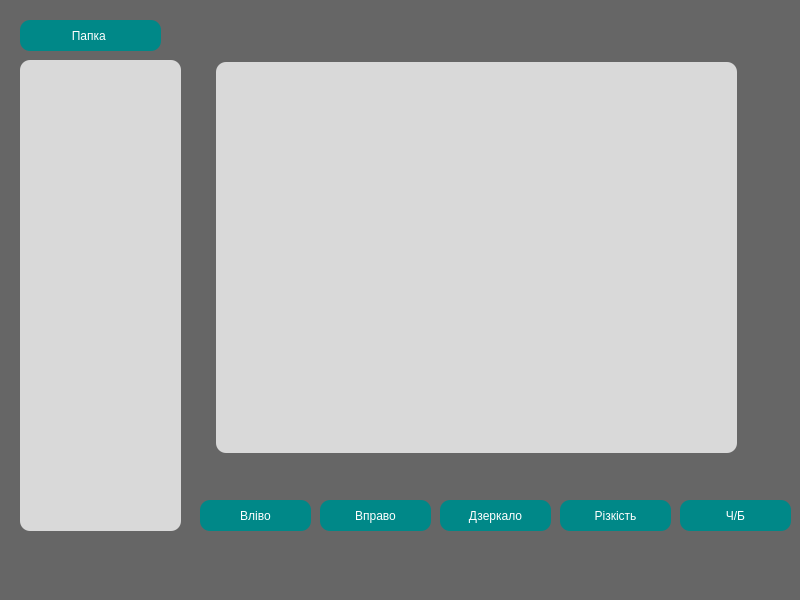
Above: easy/untitled.ui from Logika-16-00/Oleg before the change. Below: the same form after it.
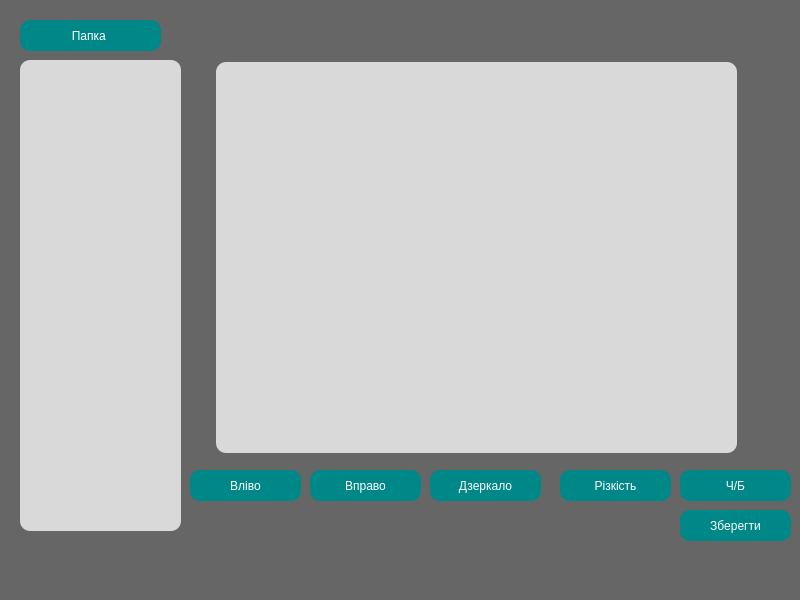
That is the form after the change.

What changed in the file:
```diff
--- a/easy/untitled.ui
+++ b/easy/untitled.ui
@@ -38,8 +38,8 @@
    <widget class="QPushButton" name="btn_left">
     <property name="geometry">
      <rect>
-      <x>200</x>
-      <y>500</y>
+      <x>190</x>
+      <y>470</y>
       <width>111</width>
       <height>31</height>
      </rect>
@@ -89,8 +89,8 @@
    <widget class="QPushButton" name="btn_right">
     <property name="geometry">
      <rect>
-      <x>320</x>
-      <y>500</y>
+      <x>310</x>
+      <y>470</y>
       <width>111</width>
       <height>31</height>
      </rect>
@@ -107,8 +107,8 @@
    <widget class="QPushButton" name="btn_flip">
     <property name="geometry">
      <rect>
-      <x>440</x>
-      <y>500</y>
+      <x>430</x>
+      <y>470</y>
       <width>111</width>
       <height>31</height>
      </rect>
@@ -126,7 +126,7 @@
     <property name="geometry">
      <rect>
       <x>560</x>
-      <y>500</y>
+      <y>470</y>
       <width>111</width>
       <height>31</height>
      </rect>
@@ -144,7 +144,7 @@
     <property name="geometry">
      <rect>
       <x>680</x>
-      <y>500</y>
+      <y>470</y>
       <width>111</width>
       <height>31</height>
      </rect>
@@ -158,6 +158,24 @@
      <string>Ч/Б</string>
     </property>
    </widget>
+   <widget class="QPushButton" name="btn_left_2">
+    <property name="geometry">
+     <rect>
+      <x>680</x>
+      <y>510</y>
+      <width>111</width>
+      <height>31</height>
+     </rect>
+    </property>
+    <property name="styleSheet">
+     <string notr="true">color: rgb(255, 255, 255);
+background-color: rgb(0, 136, 136);
+border-radius: 10px;</string>
+    </property>
+    <property name="text">
+     <string>Зберегти</string>
+    </property>
+   </widget>
   </widget>
   <widget class="QMenuBar" name="menubar">
    <property name="geometry">
```
